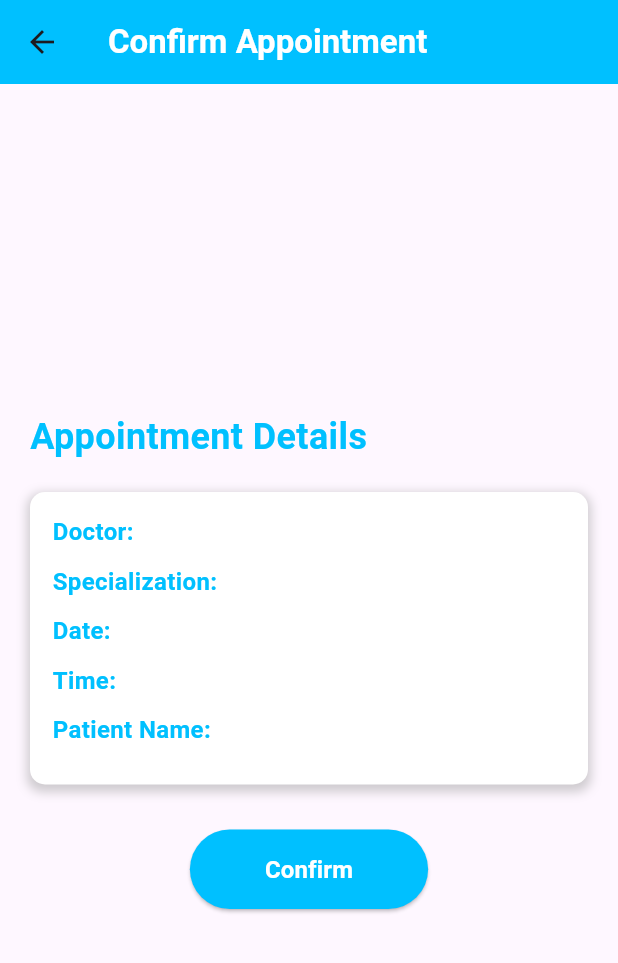
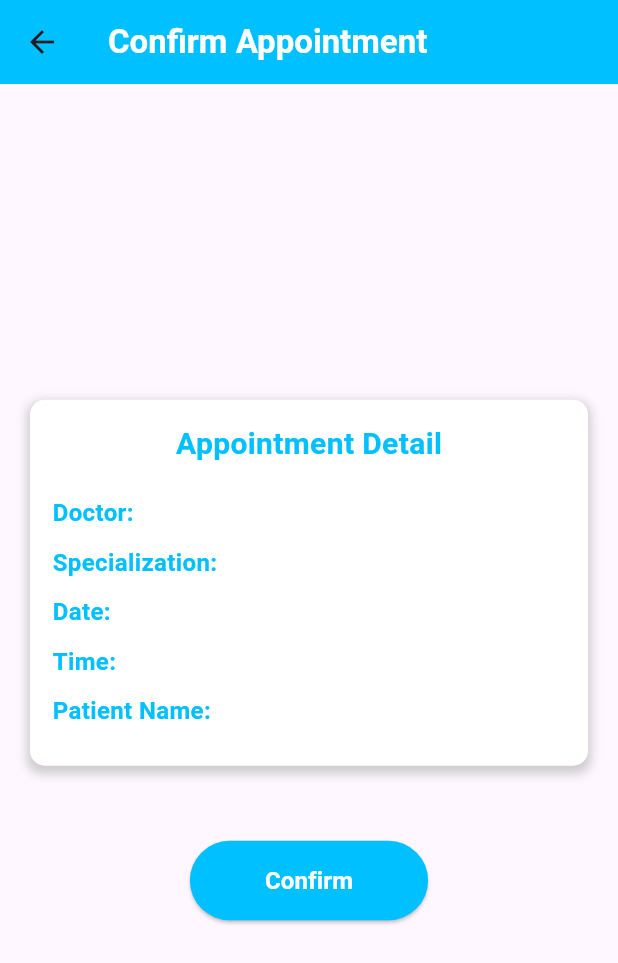
Before and after one commit to congyaki/Medical_Appointment_Booking_App, a Flutter app: the ConfirmAppointmentScreen screen opened directly with empty values, on a phone screen of 412 x 824 dp. Shown: the top 963 px of the screen. Run offline on Flutter 3.47's test engine with Material 3 defaults, Android fonts, the light colour scheme and no system bars; our stand-ins replace carousel_slider, shared_preferences; accounts and stored records are empty; network calls fail.

Commit message:
Update UI

```diff
--- a/lib/screens/AppointmentDateTimePicker.dart
+++ b/lib/screens/AppointmentDateTimePicker.dart
@@ -53,7 +53,7 @@ class _AppointmentDateTimePickerState extends State<AppointmentDateTimePicker> {
     return Scaffold(
       appBar: AppBar(
         title: Text(
-          'Select Appointment Date and Time',
+          'Select Date and Time',
           style: TextStyle(
             color: Colors.white,
             fontWeight: FontWeight.bold,
@@ -150,7 +150,7 @@ class _AppointmentDateTimePickerState extends State<AppointmentDateTimePicker> {
       },
       icon: Icon(Icons.check),
       label: Text(
-        'Confirm Appointment',
+        'Continue',
         style: TextStyle(fontWeight: FontWeight.bold),
       ),
       style: ElevatedButton.styleFrom(
--- a/lib/screens/ConfirmAppointment.dart
+++ b/lib/screens/ConfirmAppointment.dart
@@ -37,17 +37,9 @@ class ConfirmAppointmentScreen extends StatelessWidget {
             child: Column(
               crossAxisAlignment: CrossAxisAlignment.start,
               children: <Widget>[
-                Text(
-                  'Appointment Details',
-                  style: TextStyle(
-                    fontSize: 24,
-                    fontWeight: FontWeight.bold,
-                    color: Color(0xFF00C0FF),
-                  ),
-                ),
-                SizedBox(height: 20),
                 Container(
                   padding: EdgeInsets.all(15),
+                  margin: EdgeInsets.only(bottom: 20), // Thêm margin để tạo khoảng cách giữa các phần tử
                   decoration: BoxDecoration(
                     color: Colors.white,
                     borderRadius: BorderRadius.circular(10),
@@ -63,6 +55,18 @@ class ConfirmAppointmentScreen extends StatelessWidget {
                   child: Column(
                     crossAxisAlignment: CrossAxisAlignment.start,
                     children: [
+                      // Thay đổi kiểu chữ và đặt căn giữa cho tiêu đề "Appointment Detail"
+                      Center(
+                        child: Text(
+                          'Appointment Detail',
+                          style: TextStyle(
+                            fontSize: 20,
+                            fontWeight: FontWeight.bold,
+                            color: Color(0xFF00C0FF),
+                          ),
+                        ),
+                      ),
+                      SizedBox(height: 20), // Thêm khoảng cách giữa tiêu đề và thông tin cụ thể
                       _buildInfoRow('Doctor:', doctor.fullName),
                       _buildInfoRow('Specialization:', doctor.specializationName),
                       _buildInfoRow('Date:', selectedDate),
--- a/lib/screens/PatientRecords.dart
+++ b/lib/screens/PatientRecords.dart
@@ -54,7 +54,7 @@ class _PatientRecordScreenState extends State<PatientRecordScreen> {
   Widget build(BuildContext context) {
     return Scaffold(
       appBar: AppBar(
-        title: Text('Patient Records',
+        title: Text('Select Patient Record',
           style: TextStyle(
             color: Colors.white, // Màu chữ là trắng
             fontWeight: FontWeight.bold, // Chữ in đậm
```
Also changed, not shown: lib/screens/Register.dart (added, +57 -0 lines).
